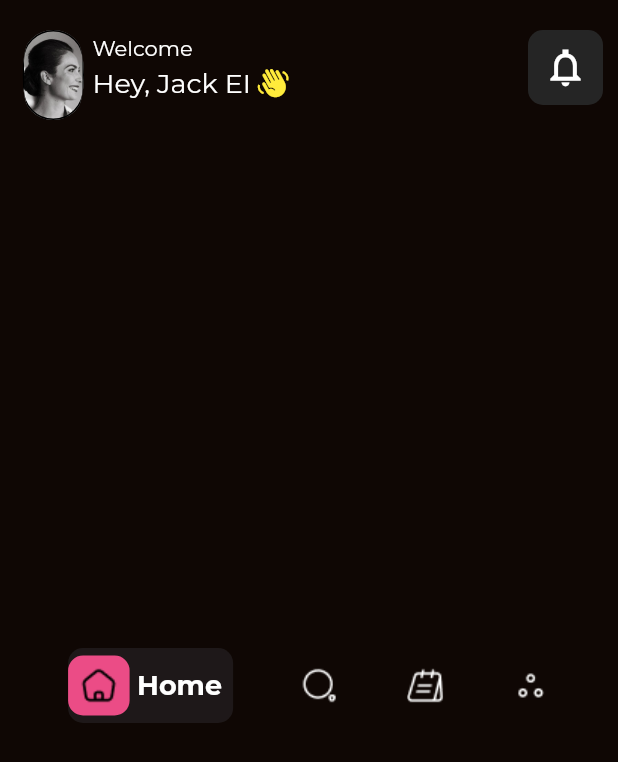
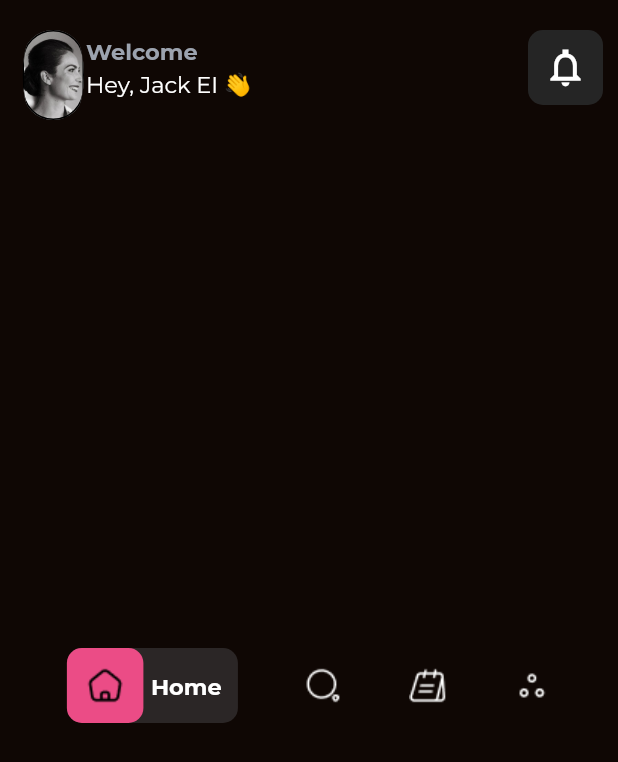
Before and after one commit to Owoeye1321/beautylux, a Flutter app: the screen it shows after launch, on a phone screen of 412 x 824 dp. Shown: the top 762 px of the screen. Run offline on Flutter 3.47's test engine with Material 2 defaults, Android fonts, the light colour scheme and no system bars; our stand-ins replace flutter_otp_text_field, flutter_riverpod, google_fonts; missing offline and left inert: flutter_floating_bottom_bar.

Commit message:
updated all the text themes

```diff
--- a/lib/dummy_data/user.dart
+++ b/lib/dummy_data/user.dart
@@ -12,13 +12,13 @@ List<UserModel> allUsers = [
     two_fa_code: "AQYRBGNUJG",
     salt: "dc8b1093e57f1264fb243a06d8683b68",
     otp: null,
-    image_url: "https://beauty-hub-api.onrender.com/api/v1/auth/storage/uploads/1740516697298.png",
+    image_url: "http://res.cloudinary.com/dkr0odvfi/image/upload/v1740668742/kcivpncdwqqd5xlnfrhb.jpg",
     bio: null,
     availability: true,
     subscription_plan: null,
     opening_time: "open 3am",
     closing_time: "close 9pm",
-    business_name: "Chris Beauty",
+    business_name: "Chris Beauty Hub Abuja",
     business_address: "No 3 Asokor joint, off CBDA",
     company_id: null,
     is_email_verified: false,
@@ -44,13 +44,13 @@ List<UserModel> allUsers = [
     two_fa_code: "AQYRBGNUJG",
     salt: "dc8b1093e57f1264fb243a06d8683b68",
     otp: null,
-    image_url: "https://beauty-hub-api.onrender.com/api/v1/auth/storage/uploads/1740516697298.png",
+    image_url: "http://res.cloudinary.com/dkr0odvfi/image/upload/v1740668782/t6uugitpty9oyiq0n1zh.jpg",
     bio: null,
     availability: true,
     subscription_plan: null,
     opening_time: "open 3am -",
     closing_time: " close 9pm",
-    business_name: "Hubs and Shaw",
+    business_name: "Hubs and Shaw Hub Abuja",
     business_address: "No 3 Asokor joint, off CBDA",
     company_id: null,
     is_email_verified: false,
@@ -76,13 +76,13 @@ List<UserModel> allUsers = [
     two_fa_code: "AQYRBGNUJG",
     salt: "dc8b1093e57f1264fb243a06d8683b68",
     otp: null,
-    image_url: "https://beauty-hub-api.onrender.com/api/v1/auth/storage/uploads/1740516697298.png",
+    image_url: "http://res.cloudinary.com/dkr0odvfi/image/upload/v1740668893/tt8sxlqjfz8pokh9kayc.jpg",
     bio: null,
     availability: true,
     subscription_plan: null,
     opening_time: "open 3am -",
     closing_time: " close 9pm",
-    business_name: "Logaluxe saloon",
+    business_name: "Logaluxe saloon Hub Abuja",
     business_address: "No 3 Asokor joint, off CBDA",
     company_id: null,
     is_email_verified: false,
@@ -108,13 +108,13 @@ List<UserModel> allUsers = [
     two_fa_code: "AQYRBGNUJG",
     salt: "dc8b1093e57f1264fb243a06d8683b68",
     otp: null,
-    image_url: "https://beauty-hub-api.onrender.com/api/v1/auth/storage/uploads/1740516697298.png",
+    image_url: "http://res.cloudinary.com/dkr0odvfi/image/upload/v1740668810/csddbfk0oc8z0xsi6aty.jpg",
     bio: null,
     availability: true,
     subscription_plan: null,
     opening_time: "open 3am -",
     closing_time: " close 9pm",
-    business_name: "Beauty hub",
+    business_name: "Beauty hub Hub Abuja",
     business_address: "No 3 Asokor joint, off CBDA",
     company_id: null,
     is_email_verified: false,
@@ -140,13 +140,13 @@ List<UserModel> allUsers = [
     two_fa_code: "AQYRBGNUJG",
     salt: "dc8b1093e57f1264fb243a06d8683b68",
     otp: null,
-    image_url: "https://beauty-hub-api.onrender.com/api/v1/auth/storage/uploads/1740516697298.png",
+    image_url: "http://res.cloudinary.com/dkr0odvfi/image/upload/v1740668837/xjvd7fnacog72xk1thxb.jpg",
     bio: null,
     availability: true,
     subscription_plan: null,
     opening_time: "open 3am -",
     closing_time: " close 9pm",
-    business_name: "Walmart store",
+    business_name: "Walmart store Hub Abuja",
     business_address: "No 3 Asokor joint, off CBDA",
     company_id: null,
     is_email_verified: false,
@@ -172,13 +172,13 @@ List<UserModel> allUsers = [
     two_fa_code: "AQYRBGNUJG",
     salt: "dc8b1093e57f1264fb243a06d8683b68",
     otp: null,
-    image_url: "https://beauty-hub-api.onrender.com/api/v1/auth/storage/uploads/1740516697298.png",
+    image_url: "http://res.cloudinary.com/dkr0odvfi/image/upload/v1740668865/t0tqapqkm8ingozkmzir.jpg",
     bio: null,
     availability: true,
     subscription_plan: null,
     opening_time: "open 3am -",
     closing_time: " close 9pm",
-    business_name: "Google",
+    business_name: "Google Hub Abuja",
     business_address: "No 3 Asokor joint, off CBDA",
     company_id: null,
     is_email_verified: false,
@@ -204,13 +204,13 @@ List<UserModel> allUsers = [
     two_fa_code: "AQYRBGNUJG",
     salt: "dc8b1093e57f1264fb243a06d8683b68",
     otp: null,
-    image_url: "https://beauty-hub-api.onrender.com/api/v1/auth/storage/uploads/1740516697298.png",
+    image_url: "http://res.cloudinary.com/dkr0odvfi/image/upload/v1740668893/tt8sxlqjfz8pokh9kayc.jpg",
     bio: null,
     availability: true,
     subscription_plan: null,
     opening_time: "open 3am -",
     closing_time: " close 9pm",
-    business_name: "Eleganza saloon",
+    business_name: "Eleganza saloon Hub Abuja",
     business_address: "No 3 Asokor joint, off CBDA",
     company_id: null,
     is_email_verified: false,
@@ -236,13 +236,13 @@ List<UserModel> allUsers = [
     two_fa_code: "AQYRBGNUJG",
     salt: "dc8b1093e57f1264fb243a06d8683b68",
     otp: null,
-    image_url: "https://beauty-hub-api.onrender.com/api/v1/auth/storage/uploads/1740516697298.png",
+    image_url: "http://res.cloudinary.com/dkr0odvfi/image/upload/v1740668893/tt8sxlqjfz8pokh9kayc.jpg",
     bio: null,
     availability: true,
     subscription_plan: null,
     opening_time: "open 3am -",
     closing_time: " close 9pm",
-    business_name: "Santa beauty",
+    business_name: "Santa beauty Hub Abuja",
     business_address: "No 3 Asokor joint, off CBDA",
     company_id: null,
     is_email_verified: false,
@@ -268,13 +268,13 @@ List<UserModel> allUsers = [
     two_fa_code: "AQYRBGNUJG",
     salt: "dc8b1093e57f1264fb243a06d8683b68",
     otp: null,
-    image_url: "https://beauty-hub-api.onrender.com/api/v1/auth/storage/uploads/1740516697298.png",
+    image_url: "http://res.cloudinary.com/dkr0odvfi/image/upload/v1740668837/xjvd7fnacog72xk1thxb.jpg",
     bio: null,
     availability: true,
     subscription_plan: null,
     opening_time: "open 3am -",
     closing_time: " close 9pm",
-    business_name: "Plush Beauty",
+    business_name: "Plush Beauty Hub Abuja",
     business_address: "No 3 Asokor joint, off CBDA",
     company_id: null,
     is_email_verified: false,
--- a/lib/main.dart
+++ b/lib/main.dart
@@ -11,7 +11,7 @@ final colorScheme = ColorScheme.fromSeed(
   onPrimary: Color.fromARGB(255, 235, 76, 134),
   onSurface: const Color(0xFFFFFFFF),
   onSurfaceVariant: Color(0xff24262b),
-  outline: Color.fromARGB(255, 89, 94, 107),
+  outline: Color(0xFF9CA3AF),
   onInverseSurface: Color(0xFF252525),
   onError: const Color(0xFFEB4F87),
   onTertiary: Color.fromARGB(255, 180, 178, 178),
@@ -24,14 +24,17 @@ final theme = ThemeData().copyWith(
   scaffoldBackgroundColor: colorScheme.background,
   colorScheme: colorScheme,
   textTheme: GoogleFonts.montserratTextTheme().copyWith(
-    titleSmall: GoogleFonts.montserrat(fontWeight: FontWeight.normal, fontSize: 14),
-    titleMedium: GoogleFonts.montserrat(fontWeight: FontWeight.bold, fontSize: 18),
-    titleLarge: GoogleFonts.montserrat(fontWeight: FontWeight.w700, fontSize: 24),
+    displaySmall: GoogleFonts.montserrat(fontWeight: FontWeight.normal, fontSize: 10),
+    bodySmall: GoogleFonts.montserrat(fontWeight: FontWeight.normal, fontSize: 12),
+    bodyMedium: GoogleFonts.montserrat(fontWeight: FontWeight.bold, fontSize: 15),
+    bodyLarge: GoogleFonts.montserrat(fontWeight: FontWeight.w700, fontSize: 20),
+    titleSmall: GoogleFonts.montserrat(fontWeight: FontWeight.normal, fontSize: 16),
+    titleMedium: GoogleFonts.montserrat(fontWeight: FontWeight.bold, fontSize: 24),
+    titleLarge: GoogleFonts.montserrat(fontWeight: FontWeight.w700, fontSize: 28),
     headlineLarge: GoogleFonts.montserrat(
       fontSize: 40,
       fontWeight: FontWeight.bold,
     ),
-    bodySmall: GoogleFonts.montserrat(fontWeight: FontWeight.normal, fontSize: 10),
   ),
   elevatedButtonTheme: ElevatedButtonThemeData(
     style: ElevatedButton.styleFrom(
@@ -59,9 +62,9 @@ class MyApp extends StatelessWidget {
     return MaterialApp(
         debugShowCheckedModeBanner: false,
         title: 'LogaLuxe',
-        theme: theme,
-        //home: SplashScreen(),
+        theme: theme, //home: SplashScreen()
         home: Home());
-    //home: CustomBottomNavigationBar());
+    //home: CustomBottomNavigationBar()
+    //);
   }
 }
--- a/lib/screen/home.dart
+++ b/lib/screen/home.dart
@@ -56,35 +56,27 @@ class _HomeState extends State<Home> {
             mainAxisAlignment: MainAxisAlignment.center,
             crossAxisAlignment: CrossAxisAlignment.start,
             children: [
-              const Text("Welcome"),
+              Text(
+                "Welcome",
+                style: TextStyle(
+                  color: Theme.of(context).colorScheme.outline,
+                  fontSize: Theme.of(context).textTheme.bodyMedium?.fontSize!,
+                ),
+              ),
               const SizedBox(
-                height: 5,
+                height: 4,
               ),
               Text(
-                "Hey, Jack EI ",
-                style: TextStyle(fontSize: Theme.of(context).textTheme.titleMedium?.fontSize!),
+                "Hey, Jack EI 👋 ",
+                style: TextStyle(
+                  fontSize: Theme.of(context).textTheme.bodyMedium?.fontSize!,
+                  fontWeight: Theme.of(context).textTheme.bodySmall?.fontWeight!,
+                ),
               ),
             ],
           ),
-          Column(
-            mainAxisAlignment: MainAxisAlignment.center,
-            crossAxisAlignment: CrossAxisAlignment.start,
-            children: [
-              SizedBox(
-                height: 20,
-              ),
-              Transform.rotate(
-                angle: 5,
-                child: Icon(
-                  Icons.waving_hand,
-                  size: 20,
-                  color: Colors.yellow,
-                ),
-              )
-            ],
-          ),
           const SizedBox(
-            width: 160,
+            width: 180,
           ),
           GestureDetector(
             onTap: () {},
@@ -138,7 +130,7 @@ class _HomeState extends State<Home> {
                     crossAxisAlignment: CrossAxisAlignment.start,
                     children: [
                       SizedBox(
-                        height: 10,
+                        height: 5,
                       ),
                       Container(
                         child: LogaInputField(
@@ -185,7 +177,7 @@ class _HomeState extends State<Home> {
                                       Theme.of(context).colorScheme.background,
                                       Colors.transparent,
                                     ],
-                                    begin: Alignment.topLeft,
+                                    begin: Alignment.centerLeft,
                                     end: Alignment.centerRight,
                                   ),
                                   borderRadius: BorderRadius.circular(25),
@@ -199,12 +191,12 @@ class _HomeState extends State<Home> {
                                 "Morning Special!",
                                 style: TextStyle(
                                   color: Theme.of(context).colorScheme.onSurface,
-                                  fontSize: Theme.of(context).textTheme.titleLarge?.fontSize!,
+                                  fontSize: Theme.of(context).textTheme.bodyLarge?.fontSize!,
                                 ),
                               ),
                             ),
                             Positioned.fill(
-                                top: 50,
+                                top: 45,
                                 left: 20,
                                 child: Text(
                                   "Get 20% off",
@@ -220,7 +212,8 @@ class _HomeState extends State<Home> {
                                 "on All Haircuts Between 9-10 AM.",
                                 style: TextStyle(
                                   color: Theme.of(context).colorScheme.onSurface,
-                                  fontSize: Theme.of(context).textTheme.titleSmall?.fontSize!,
+                                  fontSize: Theme.of(context).textTheme.bodySmall?.fontSize!,
+                                  // fontWeight: Theme.of(context).textTheme.bodySmall?.fontWeight!,
                                 ),
                               ),
                             ),
@@ -243,8 +236,8 @@ class _HomeState extends State<Home> {
                                   "Book Now",
                                   style: TextStyle(
                                     color: Theme.of(context).colorScheme.background,
-                                    fontSize: Theme.of(context).textTheme.titleSmall?.fontSize!,
-                                    fontWeight: Theme.of(context).textTheme.titleMedium?.fontWeight!,
+                                    fontSize: Theme.of(context).textTheme.bodySmall?.fontSize!,
+                                    fontWeight: Theme.of(context).textTheme.bodyMedium?.fontWeight!,
                                   ),
                                 ),
                               ),
@@ -263,7 +256,7 @@ class _HomeState extends State<Home> {
                         "Categories",
                         style: TextStyle(
                           color: Theme.of(context).colorScheme.onSurface,
-                          fontSize: Theme.of(context).textTheme.titleLarge?.fontSize!,
+                          fontSize: Theme.of(context).textTheme.bodyLarge?.fontSize!,
                         ),
                       ),
                       SizedBox(height: 5),
@@ -278,7 +271,7 @@ class _HomeState extends State<Home> {
                             "Featured Salon",
                             style: TextStyle(
                               color: Theme.of(context).colorScheme.onSurface,
-                              fontSize: Theme.of(context).textTheme.titleMedium?.fontSize!,
+                              fontSize: Theme.of(context).textTheme.bodyMedium?.fontSize!,
                             ),
                           ),
                           TextButton(
@@ -287,7 +280,7 @@ class _HomeState extends State<Home> {
                               "View all",
                               style: TextStyle(
                                 color: Theme.of(context).colorScheme.onPrimary,
-                                fontSize: Theme.of(context).textTheme.titleMedium?.fontSize!,
+                                fontSize: Theme.of(context).textTheme.bodyMedium?.fontSize!,
                               ),
                             ),
                           ),
@@ -302,7 +295,7 @@ class _HomeState extends State<Home> {
                               backgroundColor: Theme.of(context).colorScheme.onSurface,
                               padding: const EdgeInsets.only(left: 7),
                               minimumSize: const Size(0, 0),
-                              fixedSize: const Size(110, 33),
+                              fixedSize: const Size(130, 33),
                               shape: RoundedRectangleBorder(
                                 borderRadius: BorderRadius.circular(10),
                               ),
@@ -315,7 +308,7 @@ class _HomeState extends State<Home> {
                                   style: TextStyle(
                                     color: Theme.of(context).colorScheme.background,
                                     fontSize: Theme.of(context).textTheme.bodySmall?.fontSize!,
-                                    fontWeight: Theme.of(context).textTheme.titleSmall?.fontWeight!,
+                                    fontWeight: Theme.of(context).textTheme.bodySmall?.fontWeight!,
                                   ),
                                 ),
                                 Padding(
@@ -348,7 +341,7 @@ class _HomeState extends State<Home> {
                             ),
                           ),
                           SizedBox(
-                            width: 205,
+                            width: 190,
                           ),
                           GestureDetector(
                             onTap: _changeView,
--- a/lib/screen/splash.dart
+++ b/lib/screen/splash.dart
@@ -65,7 +65,7 @@ class _SplashScreenState extends State<SplashScreen> {
                             "Next",
                             style: Theme.of(context)
                                 .textTheme
-                                .titleMedium!
+                                .bodyMedium!
                                 .copyWith(color: Theme.of(context).colorScheme.onSurface),
                           ),
                         )
@@ -112,7 +112,7 @@ class _SplashScreenState extends State<SplashScreen> {
                           "Sign In",
                           style: TextStyle(
                               color: Theme.of(context).colorScheme.onError,
-                              fontSize: Theme.of(context).textTheme.titleMedium?.fontSize!),
+                              fontSize: Theme.of(context).textTheme.bodyMedium?.fontSize!),
                         ),
                       )
                     ],
--- a/lib/widget/button/icon_button.dart
+++ b/lib/widget/button/icon_button.dart
@@ -23,7 +23,7 @@ class LogaIconButton extends StatelessWidget {
           text,
           style: Theme.of(context)
               .textTheme
-              .titleMedium!
+              .bodyMedium!
               .copyWith(color: Theme.of(context).colorScheme.onSurface),
         ),
       );
@@ -50,7 +50,7 @@ class LogaIconButton extends StatelessWidget {
             text,
             style: Theme.of(context)
                 .textTheme
-                .titleMedium!
+                .bodyMedium!
                 .copyWith(color: Theme.of(context).colorScheme.background),
           ),
         ]),
--- a/lib/widget/input_field/loga_input.dart
+++ b/lib/widget/input_field/loga_input.dart
@@ -51,7 +51,7 @@ class _LogaInputFieldState extends State<LogaInputField> {
     return TextField(
       style: TextStyle(
         color: Theme.of(context).colorScheme.onSurface,
-        fontSize: Theme.of(context).textTheme.titleMedium?.fontSize!,
+        fontSize: Theme.of(context).textTheme.bodyMedium?.fontSize!,
       ),
       cursorColor: Theme.of(context).colorScheme.onSurfaceVariant,
       obscureText: widget.hideTextInput ? disableState : false,
@@ -75,8 +75,8 @@ class _LogaInputFieldState extends State<LogaInputField> {
         ),
         hintText: widget.hintText,
         hintStyle: TextStyle(
-          color: Theme.of(context).colorScheme.onTertiary,
-          fontWeight: Theme.of(context).textTheme.titleSmall?.fontWeight!,
+          color: Theme.of(context).colorScheme.outline,
+          fontSize: Theme.of(context).textTheme.bodySmall?.fontSize!,
         ),
         focusedBorder: OutlineInputBorder(
           borderSide: BorderSide(color: Theme.of(context).colorScheme.onError),
--- a/lib/widget/input_field/otp.dart
+++ b/lib/widget/input_field/otp.dart
@@ -23,7 +23,7 @@ class _OTPState extends State<OTP> {
       borderWidth: 1,
       textStyle: TextStyle(
         color: Theme.of(context).colorScheme.onSurface,
-        fontSize: Theme.of(context).textTheme.titleLarge?.fontSize!,
+        fontSize: Theme.of(context).textTheme.bodyLarge?.fontSize!,
       ),
       numberOfFields: 4,
       // borderColor: Theme.of(context).colorScheme.onSurfaceVariant,
--- a/lib/widget/nav_bar.dart
+++ b/lib/widget/nav_bar.dart
@@ -43,7 +43,7 @@ class _CustomBottomNavigationBarState extends ConsumerState<CustomBottomNavigati
             child: widget.activeIndex == 0
                 ? Container(
                     height: 50,
-                    width: 110,
+                    width: 114,
                     decoration: BoxDecoration(
                       color: Theme.of(context).colorScheme.outline.withOpacity(0.2),
                       borderRadius: BorderRadius.circular(10),
@@ -56,7 +56,7 @@ class _CustomBottomNavigationBarState extends ConsumerState<CustomBottomNavigati
                             color: Theme.of(context).colorScheme.onPrimary,
                           ),
                           child: Padding(
-                            padding: const EdgeInsets.all(8.0),
+                            padding: const EdgeInsets.all(13),
                             child: Image(
                               image: AssetImage('images/home_icon.png'),
                             ),
@@ -68,8 +68,8 @@ class _CustomBottomNavigationBarState extends ConsumerState<CustomBottomNavigati
                             "Home",
                             style: TextStyle(
                               color: Theme.of(context).colorScheme.onSurface,
-                              fontSize: Theme.of(context).textTheme.titleMedium?.fontSize!,
-                              fontWeight: Theme.of(context).textTheme.titleMedium?.fontWeight!,
+                              fontSize: Theme.of(context).textTheme.bodyMedium?.fontSize!,
+                              fontWeight: Theme.of(context).textTheme.bodyMedium?.fontWeight!,
                             ),
                           ),
                         )
@@ -86,7 +86,7 @@ class _CustomBottomNavigationBarState extends ConsumerState<CustomBottomNavigati
             child: widget.activeIndex == 1
                 ? Container(
                     height: 50,
-                    width: 120,
+                    width: 123,
                     decoration: BoxDecoration(
                       color: Theme.of(context).colorScheme.outline.withOpacity(0.2),
                       borderRadius: BorderRadius.circular(10),
@@ -99,7 +99,7 @@ class _CustomBottomNavigationBarState extends ConsumerState<CustomBottomNavigati
                             color: Theme.of(context).colorScheme.onPrimary,
                           ),
                           child: Padding(
-                            padding: const EdgeInsets.all(8.0),
+                            padding: const EdgeInsets.all(13),
                             child: Image(
                               image: AssetImage('images/search.png'),
                             ),
@@ -111,8 +111,8 @@ class _CustomBottomNavigationBarState extends ConsumerState<CustomBottomNavigati
                             "Explore",
                             style: TextStyle(
                               color: Theme.of(context).colorScheme.onSurface,
-                              fontSize: Theme.of(context).textTheme.titleMedium?.fontSize!,
-                              fontWeight: Theme.of(context).textTheme.titleMedium?.fontWeight!,
+                              fontSize: Theme.of(context).textTheme.bodyMedium?.fontSize!,
+                              fontWeight: Theme.of(context).textTheme.bodyMedium?.fontWeight!,
                             ),
                           ),
                         )
@@ -129,7 +129,7 @@ class _CustomBottomNavigationBarState extends ConsumerState<CustomBottomNavigati
             child: widget.activeIndex == 2
                 ? Container(
                     height: 50,
-                    width: 130,
+                    width: 133,
                     decoration: BoxDecoration(
                       color: Theme.of(context).colorScheme.outline.withOpacity(0.2),
                       borderRadius: BorderRadius.circular(10),
@@ -142,7 +142,7 @@ class _CustomBottomNavigationBarState extends ConsumerState<CustomBottomNavigati
                             color: Theme.of(context).colorScheme.onPrimary,
                           ),
                           child: Padding(
-                            padding: const EdgeInsets.all(8.0),
+                            padding: const EdgeInsets.all(13),
                             child: Image(
                               image: AssetImage('images/menu.png'),
                             ),
@@ -154,8 +154,8 @@ class _CustomBottomNavigationBarState extends ConsumerState<CustomBottomNavigati
                             "Booking",
                             style: TextStyle(
                               color: Theme.of(context).colorScheme.onSurface,
-                              fontSize: Theme.of(context).textTheme.titleMedium?.fontSize!,
-                              fontWeight: Theme.of(context).textTheme.titleMedium?.fontWeight!,
+                              fontSize: Theme.of(context).textTheme.bodyMedium?.fontSize!,
+                              fontWeight: Theme.of(context).textTheme.bodyMedium?.fontWeight!,
                             ),
                           ),
                         )
@@ -172,7 +172,7 @@ class _CustomBottomNavigationBarState extends ConsumerState<CustomBottomNavigati
             child: widget.activeIndex == 3
                 ? Container(
                     height: 50,
-                    width: 130,
+                    width: 133,
                     decoration: BoxDecoration(
                       color: Theme.of(context).colorScheme.outline.withOpacity(0.2),
                       borderRadius: BorderRadius.circular(10),
@@ -185,7 +185,7 @@ class _CustomBottomNavigationBarState extends ConsumerState<CustomBottomNavigati
                             color: Theme.of(context).colorScheme.onPrimary,
                           ),
                           child: Padding(
-                            padding: const EdgeInsets.all(8.0),
+                            padding: const EdgeInsets.all(13),
                             child: Image(
                               image: AssetImage('images/more.png'),
                             ),
@@ -197,8 +197,8 @@ class _CustomBottomNavigationBarState extends ConsumerState<CustomBottomNavigati
                             "Settings",
                             style: TextStyle(
                               color: Theme.of(context).colorScheme.onSurface,
-                              fontSize: Theme.of(context).textTheme.titleMedium?.fontSize!,
-                              fontWeight: Theme.of(context).textTheme.titleMedium?.fontWeight!,
+                              fontSize: Theme.of(context).textTheme.bodyMedium?.fontSize!,
+                              fontWeight: Theme.of(context).textTheme.bodyMedium?.fontWeight!,
                             ),
                           ),
                         )
```
Also changed, not shown: lib/screen/auth/forgot_password.dart (+8 -8 lines), lib/screen/auth/login.dart (+10 -10 lines), lib/screen/auth/register.dart (+9 -9 lines), lib/screen/auth/reset_password.dart (+7 -7 lines), lib/screen/auth/verify_email.dart (+10 -10 lines), lib/screen/view_provider.dart (+63 -21 lines), lib/widget/provider_profile.dart (added, +63 -0 lines), lib/widget/service_grid_view.dart (+18 -18 lines), lib/widget/service_list_view.dart (+25 -19 lines), lib/widget/splash/splash_content.dart (+13 -13 lines).
